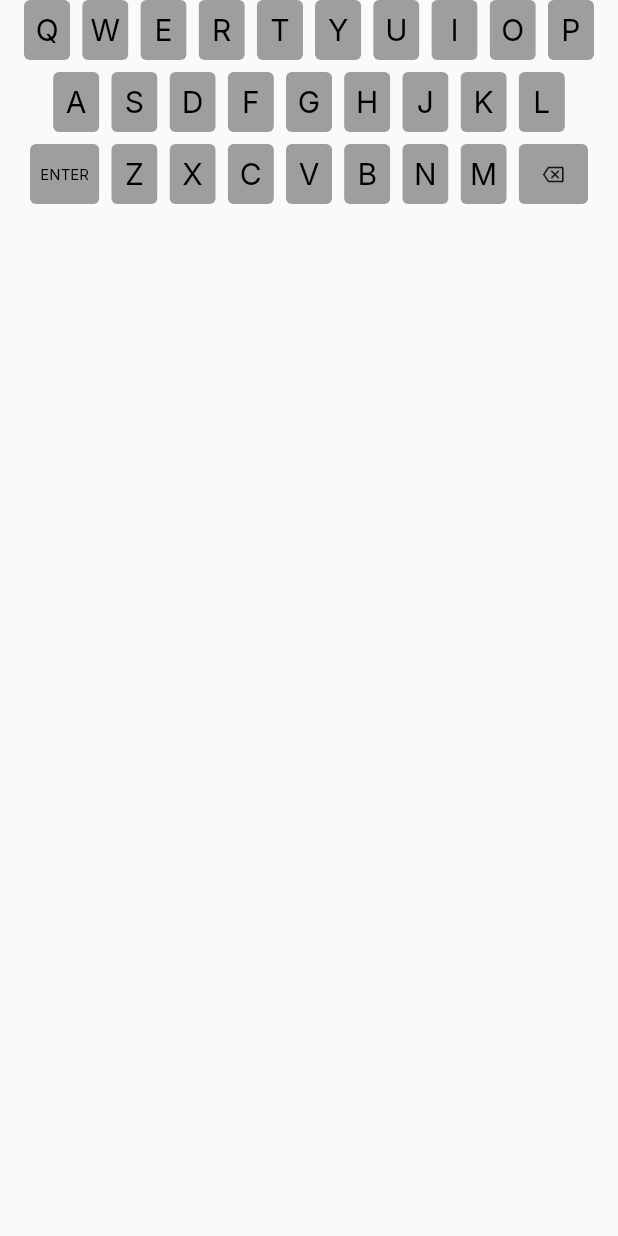
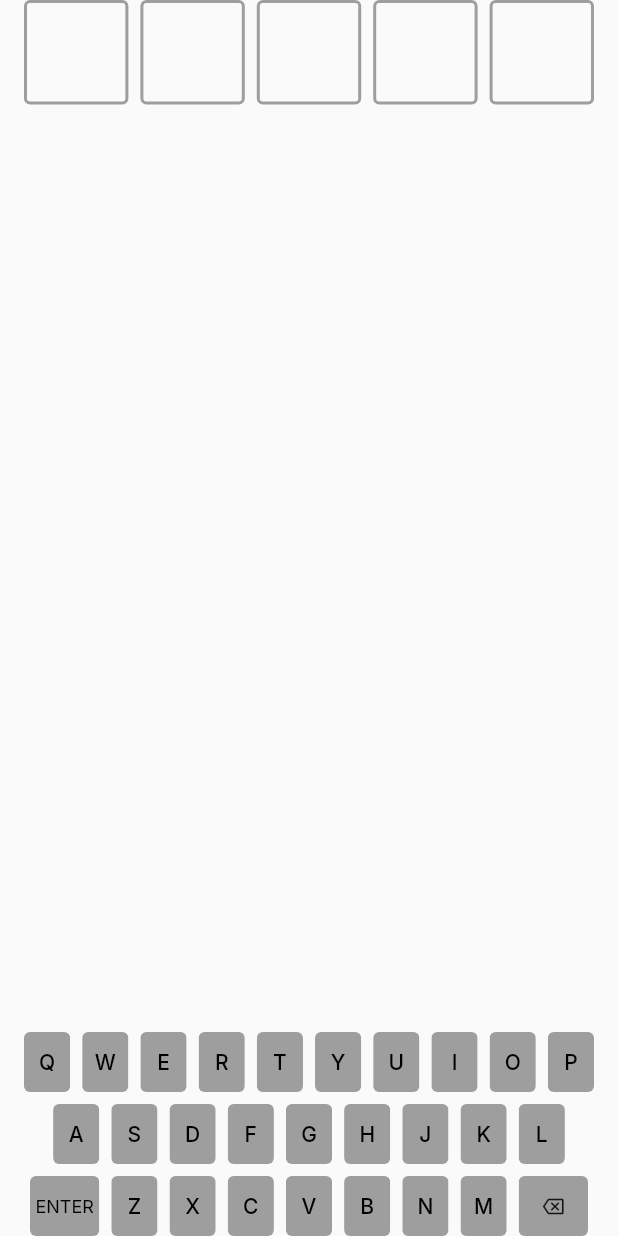
Before and after one commit to MakaiPan/Flutter_wordle, a Flutter app: the screen it shows after launch, on a phone screen of 412 x 824 dp. Run offline on Flutter 3.47's test engine with Material 2 defaults, Android fonts, the phone set to English and light mode, and no system bars; our stand-ins replace google_fonts.

Commit message:
Update keypad, and simple test

```diff
--- a/lib/main.dart
+++ b/lib/main.dart
@@ -1,5 +1,10 @@
+import 'dart:math';
+
 import 'package:flutter/material.dart';
+import 'package:google_fonts/google_fonts.dart';
+import 'package:wordle/widgets/answer_boxes.dart';
 import 'package:wordle/widgets/keypad.dart';
+import 'package:wordle/word_list.dart';
 
 void main() {
   runApp(const MyApp());
@@ -14,6 +19,9 @@ class MyApp extends StatelessWidget {
       title: 'Wordle Game',
       theme: ThemeData(
         primarySwatch: Colors.blue,
+        textTheme: GoogleFonts.interTextTheme(
+          Theme.of(context).textTheme,
+        ),
       ),
       home: const MyPage(),
       debugShowCheckedModeBanner: false,
@@ -21,14 +29,44 @@ class MyApp extends StatelessWidget {
   }
 }
 
-class MyPage extends StatelessWidget {
+class MyPage extends StatefulWidget {
   const MyPage({Key? key}) : super(key: key);
 
   @override
+  State<MyPage> createState() => _MyPageState();
+}
+
+class _MyPageState extends State<MyPage> {
+  List<String> answer = [];
+  List<String> goal =
+      kWordList[Random().nextInt(kWordList.length)].toUpperCase().split('');
+  @override
   Widget build(BuildContext context) {
-    return const Scaffold(
+    return Scaffold(
       body: SafeArea(
-        child: Keypad(),
+        child: Column(
+          children: [
+            AnswerBoxes(answer: answer),
+            const Spacer(),
+            Keypad(
+              pressedLetter: (inputAnswer) {
+                setState(() {
+                  answer = inputAnswer;
+                });
+              },
+              pressedEnter: () {
+                if (answer.length == 5) {
+                  print(goal.toString() == answer.toString());
+                }
+              },
+              pressedDelete: (inputAnswer) {
+                setState(() {
+                  answer = inputAnswer;
+                });
+              },
+            ),
+          ],
+        ),
       ),
     );
   }
--- a/lib/widgets/keypad.dart
+++ b/lib/widgets/keypad.dart
@@ -1,13 +1,22 @@
 import 'package:flutter/material.dart';
-import 'package:google_fonts/google_fonts.dart';
 import 'package:wordle/constants.dart';
 
 List<String> letters = "QWERTYUIOPASDFGHJKLZXCVBNM".split('');
 
+List<String> answer = [];
+
 class Keypad extends StatelessWidget {
   final double letterSpace = 8.0;
   final columnSpace = 8.0;
-  const Keypad({Key? key}) : super(key: key);
+  final Function(List<String>) pressedLetter;
+  final Function pressedEnter;
+  final Function(List<String>) pressedDelete;
+  const Keypad({
+    Key? key,
+    required this.pressedLetter,
+    required this.pressedEnter,
+    required this.pressedDelete,
+  }) : super(key: key);
 
   @override
   Widget build(BuildContext context) {
@@ -24,6 +33,7 @@ class Keypad extends StatelessWidget {
           alignment: WrapAlignment.center,
           children: letters.sublist(0, 10).map((e) {
             return letterButter(
+              context,
               height: letterButtonHeight,
               width: letterButtonWidth,
               text: e,
@@ -36,6 +46,7 @@ class Keypad extends StatelessWidget {
           alignment: WrapAlignment.center,
           children: letters.sublist(10, 19).map((e) {
             return letterButter(
+              context,
               height: letterButtonHeight,
               width: letterButtonWidth,
               text: e,
@@ -48,6 +59,7 @@ class Keypad extends StatelessWidget {
           alignment: WrapAlignment.center,
           children: [
             enterButton(
+              context,
               height: letterButtonHeight,
               width: letterButtonWidth,
             ),
@@ -56,6 +68,7 @@ class Keypad extends StatelessWidget {
               alignment: WrapAlignment.center,
               children: letters.sublist(19, 26).map((e) {
                 return letterButter(
+                  context,
                   height: letterButtonHeight,
                   width: letterButtonWidth,
                   text: e,
@@ -72,11 +85,13 @@ class Keypad extends StatelessWidget {
     );
   }
 
-  Widget enterButton({
+  Widget enterButton(
+    BuildContext context, {
     required double height,
     required double width,
   }) {
-    return ClipRRect(
+    return GestureDetector(
+      child: ClipRRect(
         borderRadius: BorderRadius.circular(4.0),
         child: Container(
           color: Colors.grey,
@@ -85,13 +100,18 @@ class Keypad extends StatelessWidget {
           child: Center(
             child: Text(
               'ENTER',
-            style: GoogleFonts.inter().copyWith(
-              fontSize: 10.0,
-              color: Colors.black,
+              style: Theme.of(context)
+                  .textTheme
+                  .bodySmall!
+                  .copyWith(color: Colors.black),
             ),
           ),
         ),
       ),
+      onTap: () {
+        print(answer);
+        pressedEnter();
+      },
     );
   }
 
@@ -99,7 +119,8 @@ class Keypad extends StatelessWidget {
     required double height,
     required double width,
   }) {
-    return ClipRRect(
+    return GestureDetector(
+      child: ClipRRect(
         borderRadius: BorderRadius.circular(4.0),
         child: Container(
           color: Colors.grey,
@@ -112,15 +133,22 @@ class Keypad extends StatelessWidget {
             ),
           ),
         ),
+      ),
+      onTap: () {
+        if (answer.isNotEmpty) answer.removeLast();
+        pressedDelete(answer);
+      },
     );
   }
 
-  Widget letterButter({
+  Widget letterButter(
+    BuildContext context, {
     required double height,
     required double width,
     required String text,
   }) {
-    return ClipRRect(
+    return GestureDetector(
+      child: ClipRRect(
         borderRadius: BorderRadius.circular(4.0),
         child: Container(
           color: Colors.grey,
@@ -129,13 +157,18 @@ class Keypad extends StatelessWidget {
           child: Center(
             child: Text(
               text,
-            style: GoogleFonts.inter().copyWith(
-              fontSize: 20.0,
-              color: Colors.black,
+              style: Theme.of(context)
+                  .textTheme
+                  .bodyLarge!
+                  .copyWith(color: Colors.black),
             ),
           ),
         ),
       ),
+      onTap: () {
+        if (answer.length < 5) answer.add(text);
+        pressedLetter(answer);
+      },
     );
   }
 }
```
Also changed, not shown: lib/models/answer.dart (+10 -0 lines), 3 other files. Lines whose indentation alone changed are shown as unchanged.
